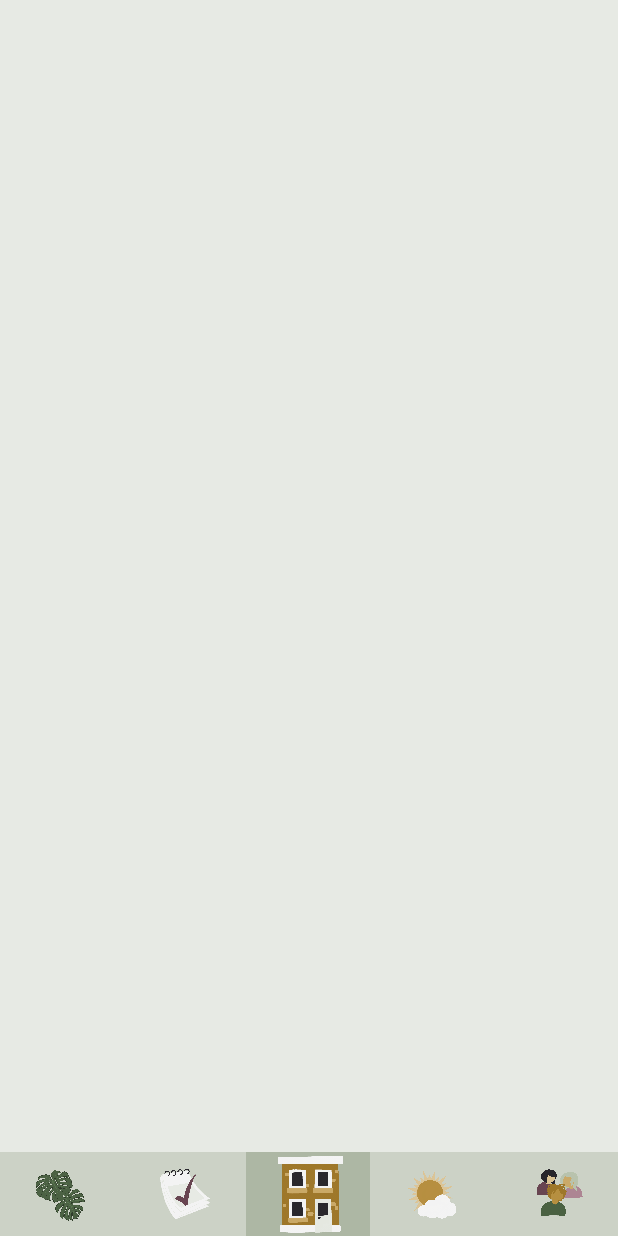
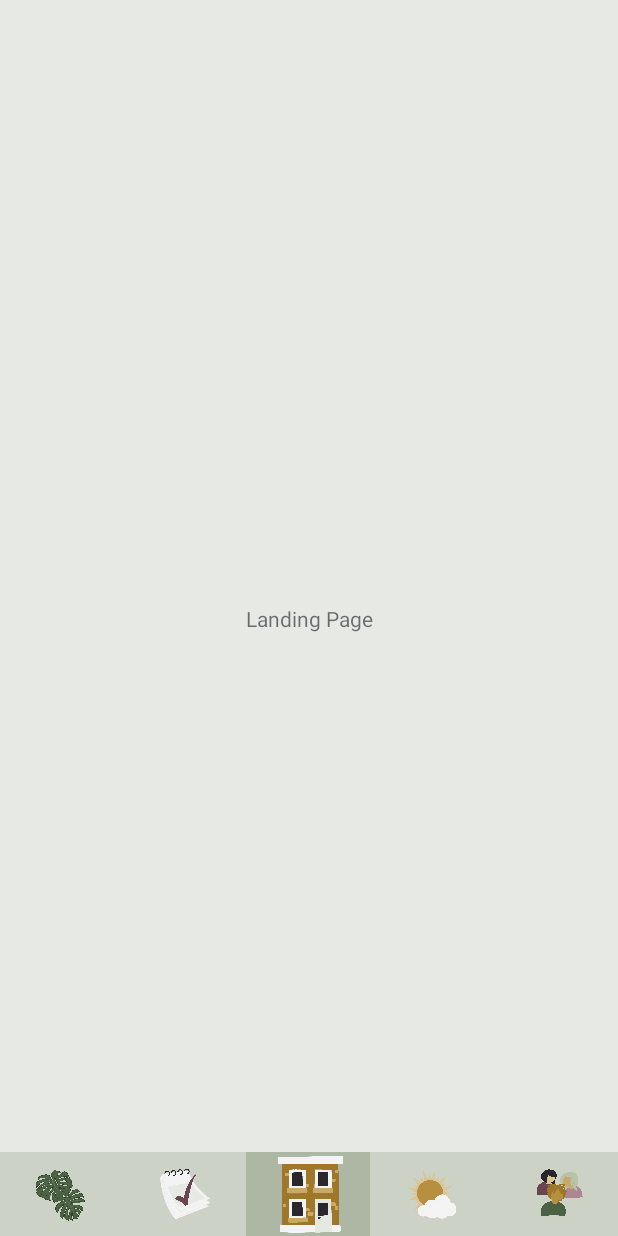
Before and after one commit to mirandaday16/junglee, an Android app: the LandingPageActivity screen opened directly, with no data from a screen before it, on a phone screen of 412 x 824 dp. Run offline under Robolectric (Android 15) with nearby library versions, the light colour scheme and no system bars.

Commit message:
viewbinding for all current activities

```diff
--- a/app/src/main/AndroidManifest.xml
+++ b/app/src/main/AndroidManifest.xml
@@ -9,7 +9,11 @@
         android:roundIcon="@mipmap/ic_launcher_round"
         android:supportsRtl="true"
         android:theme="@style/JungleeTheme">
-        <activity android:name=".NewAccountActivity"></activity>
+        <activity android:name=".FriendsListActivity"></activity>
+        <activity android:name=".EnvironmentActivity" />
+        <activity android:name=".ChecklistActivity" />
+        <activity android:name=".PersonalJungleActivity" />
+        <activity android:name=".NewAccountActivity" />
         <activity android:name=".LandingPageActivity" />
         <activity android:name=".LoginActivity">
             <intent-filter>
--- a/app/src/main/java/edu/neu/junglee/LandingPageActivity.kt
+++ b/app/src/main/java/edu/neu/junglee/LandingPageActivity.kt
@@ -1,5 +1,6 @@
 package edu.neu.junglee
 
+import android.content.Intent
 import androidx.appcompat.app.AppCompatActivity
 import android.os.Bundle
 
@@ -16,6 +17,34 @@ class LandingPageActivity : AppCompatActivity() {
         // Setting up binding instance and view instances
         binding = ActivityLandingPageBinding.inflate(layoutInflater)
         val view = binding.root
+        // Navigation bar view instances
+        val myJungleNavBarButton = binding.myJungleButton
+        val checklistNavBarButton = binding.checklistButton
+        val environmentNavBarButton = binding.environmentButton
+        val friendsNavBarButton = binding.friendsButton
+
+        // Setting onClickListeners for Navigation Bar Buttons
+        myJungleNavBarButton.setOnClickListener {
+            val myJungleIntent = Intent(this, PersonalJungleActivity::class.java)
+            startActivity(myJungleIntent)
+        }
+
+        checklistNavBarButton.setOnClickListener {
+            val checklistIntent = Intent(this, ChecklistActivity::class.java)
+            startActivity(checklistIntent)
+        }
+
+        // Landing page button does nothing (user is already here!)
+
+        environmentNavBarButton.setOnClickListener {
+            val environmentIntent = Intent(this, EnvironmentActivity::class.java)
+            startActivity(environmentIntent)
+        }
+
+        friendsNavBarButton.setOnClickListener {
+            val friendsListIntent = Intent(this, FriendsListActivity::class.java)
+            startActivity(friendsListIntent)
+        }
 
         setContentView(view)
 
--- a/app/src/main/res/layout/activity_landing_page.xml
+++ b/app/src/main/res/layout/activity_landing_page.xml
@@ -13,7 +13,19 @@
         <androidx.constraintlayout.widget.ConstraintLayout
             android:id="@+id/ActivityContent"
             android:layout_width="match_parent"
-            android:layout_height="match_parent" />
+            android:layout_height="match_parent">
+
+            <TextView
+                android:layout_width="wrap_content"
+                android:layout_height="wrap_content"
+                android:text="Landing Page"
+                app:layout_constraintBottom_toBottomOf="parent"
+                app:layout_constraintEnd_toEndOf="parent"
+                app:layout_constraintHorizontal_bias="0.5"
+                app:layout_constraintStart_toStartOf="parent"
+                app:layout_constraintTop_toTopOf="parent" />
+
+        </androidx.constraintlayout.widget.ConstraintLayout>
 
         <LinearLayout
             android:id="@+id/navigationBar"
```
Also changed, not shown: app/src/main/java/edu/neu/junglee/ChecklistActivity.kt (added, +22 -0 lines), app/src/main/java/edu/neu/junglee/EnvironmentActivity.kt (added, +23 -0 lines), app/src/main/java/edu/neu/junglee/FriendsListActivity.kt (added, +22 -0 lines), app/src/main/java/edu/neu/junglee/PersonalJungleActivity.kt (added, +22 -0 lines), app/src/main/res/layout/activity_checklist.xml (+13 -1 lines), app/src/main/res/layout/activity_environment.xml (+13 -1 lines).
